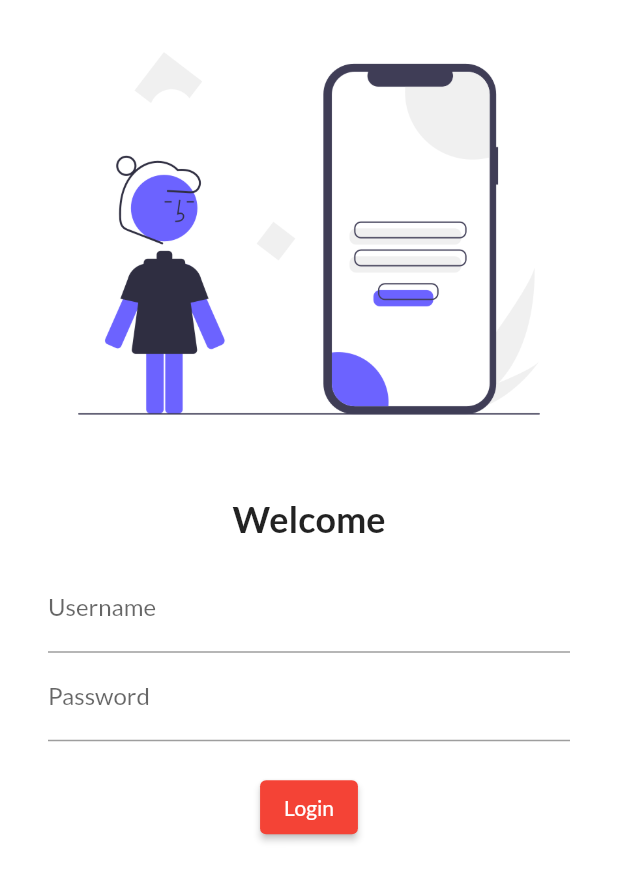
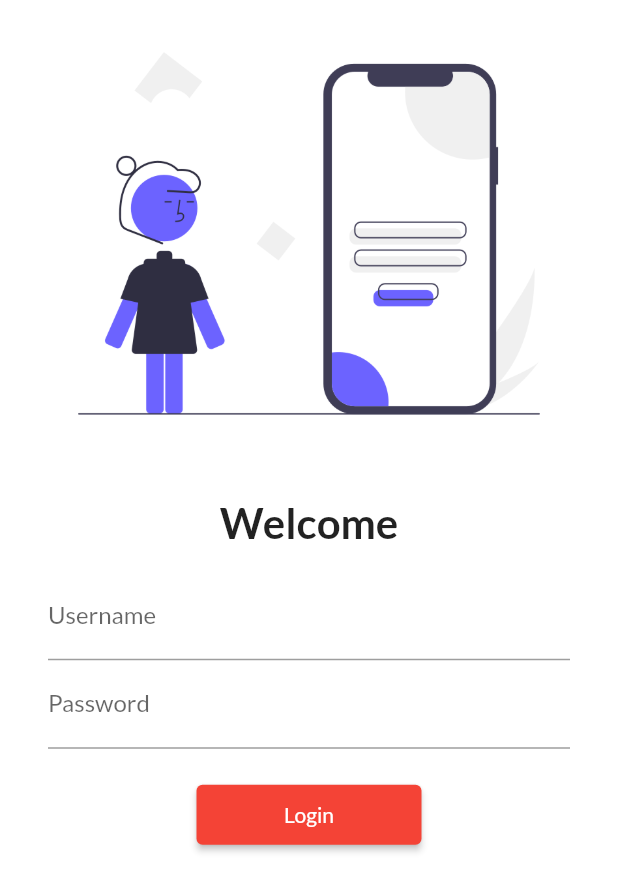
Before and after one commit to aditya002ai/30daysOfFlutter, a Flutter app: the screen it shows after launch, on a phone screen of 412 x 824 dp. Shown: the top 892 px of the screen. Run offline on Flutter 3.47's test engine with Material 2 defaults, Android fonts, the phone set to English and light mode, and no system bars; our stand-ins replace google_fonts.

Commit message:
day5 complete

```diff
--- a/lib/main.dart
+++ b/lib/main.dart
@@ -1,6 +1,7 @@
 import 'package:flutter/material.dart';
 import 'package:flutter_catelog/pages/home_page.dart';
 import 'package:flutter_catelog/pages/login_page.dart';
+import 'package:flutter_catelog/utils/routes.dart';
 import 'package:google_fonts/google_fonts.dart';
 
 void main() {
@@ -22,9 +23,10 @@ class MyApp extends StatelessWidget {
       darkTheme: ThemeData(primarySwatch: Colors.deepPurple),
       initialRoute: "/login",
       routes: {
-        "/login": (context) => LoginPage(),
-        "/home": (context) => HomePage()
+        MyRoutes.loginRoute: (context) => LoginPage(),
+        MyRoutes.homeRoute: (context) => HomePage()
       },
+      debugShowCheckedModeBanner: false,
     );
   }
 }
--- a/lib/pages/login_page.dart
+++ b/lib/pages/login_page.dart
@@ -1,4 +1,5 @@
 import 'package:flutter/material.dart';
+import 'package:flutter_catelog/utils/routes.dart';
 
 class LoginPage extends StatelessWidget {
   // const ({ Key? key }) : super(key: key);
@@ -7,6 +8,7 @@ class LoginPage extends StatelessWidget {
   Widget build(BuildContext context) {
     return Material(
         color: Colors.white,
+        child: SingleChildScrollView(
           child: Column(
             children: [
               Image.asset(
@@ -18,10 +20,11 @@ class LoginPage extends StatelessWidget {
               ),
               Text(
                 "Welcome",
-              style: TextStyle(fontSize: 24, fontWeight: FontWeight.bold),
+                style: TextStyle(fontSize: 28, fontWeight: FontWeight.bold),
               ),
               Padding(
-              padding: const EdgeInsets.symmetric(vertical: 16, horizontal: 32),
+                padding:
+                    const EdgeInsets.symmetric(vertical: 16, horizontal: 32),
                 child: Column(
                   children: [
                     TextFormField(
@@ -38,13 +41,17 @@ class LoginPage extends StatelessWidget {
                     ),
                     ElevatedButton(
                       onPressed: () {
+                        Navigator.pushNamed(context, MyRoutes.homeRoute);
                         print('login click');
                       },
-                      child: Text('Login'))
+                      child: Text('Login'),
+                      style: TextButton.styleFrom(minimumSize: Size(150, 40)),
+                    )
                   ],
                 ),
               )
             ],
+          ),
         ));
   }
 }
--- /dev/null
+++ b/lib/utils/routes.dart
@@ -0,0 +1,4 @@
+class MyRoutes{
+  static String loginRoute = '/login';
+  static String homeRoute = '/home';
+}
```
Lines whose indentation alone changed are shown as unchanged.
